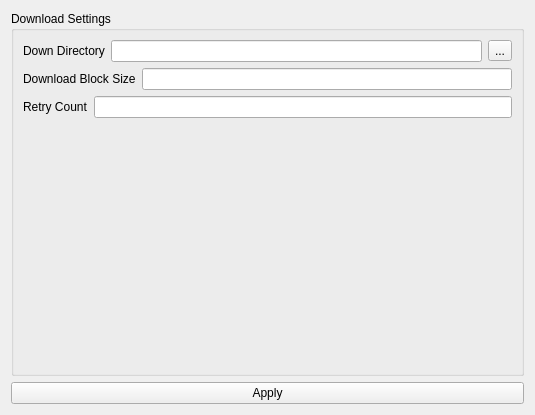
Before: the Qt Designer form app/view/C_MainWindow/SettingsPage.ui in HsOjo/DnfDownloader, drawn with Qt 5.
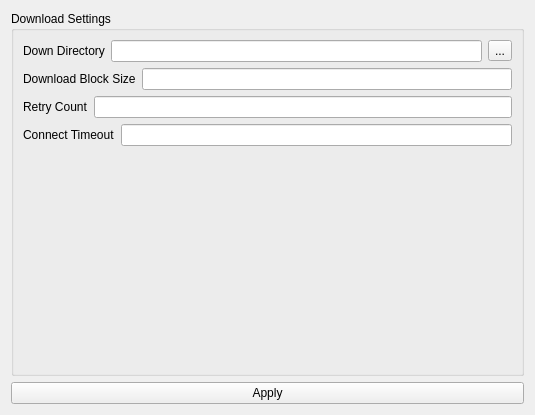
After: the same form once the commit is applied.

Commit message: Add retry & timeout.

What changed in the file:
```diff
--- a/app/view/C_MainWindow/SettingsPage.ui
+++ b/app/view/C_MainWindow/SettingsPage.ui
@@ -72,6 +72,20 @@
         </item>
        </layout>
       </item>
+      <item row="3" column="1">
+       <layout class="QGridLayout" name="gridLayout_6">
+        <item row="0" column="0">
+         <widget class="QLabel" name="label_4">
+          <property name="text">
+           <string>Connect Timeout</string>
+          </property>
+         </widget>
+        </item>
+        <item row="0" column="1">
+         <widget class="QLineEdit" name="le_timeout"/>
+        </item>
+       </layout>
+      </item>
      </layout>
     </widget>
    </item>
```
Left out of the diff: 2 changed lines with no effect on the pictures. The commit also changes 7 other files.
